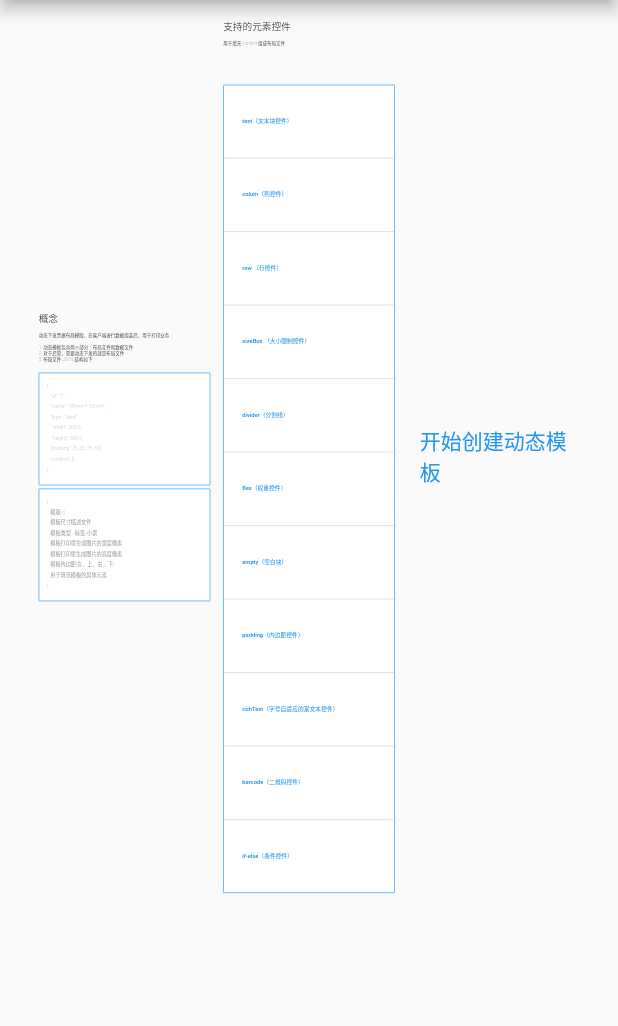
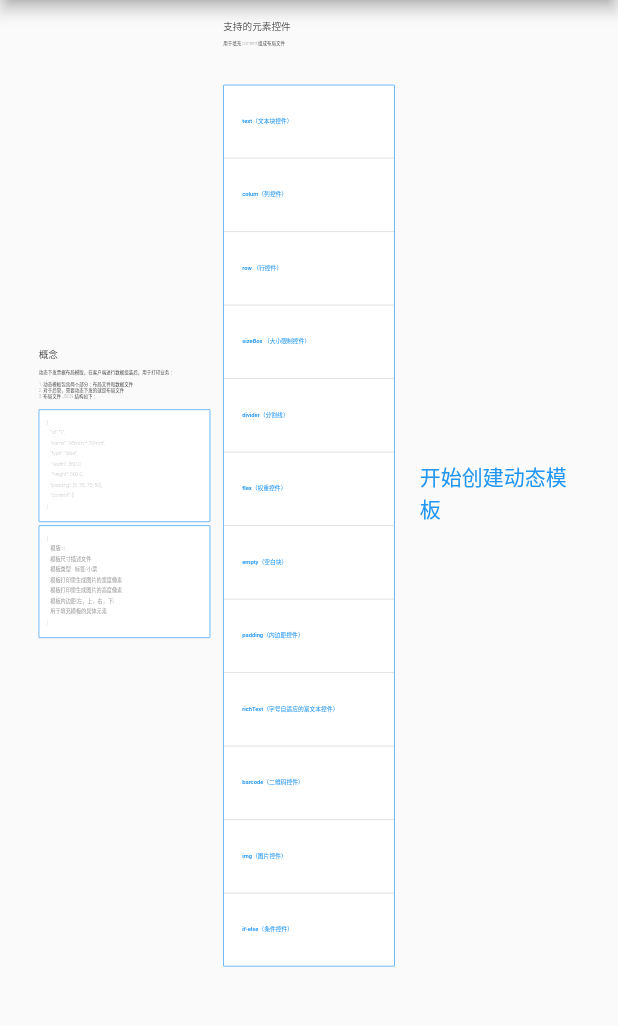
Before and after one commit to liyufengrex/flutter_json_layout, a Flutter app: the screen it shows after launch, on a phone screen of 412 x 824 dp, the part 84-1110 px from its top. Run offline on Flutter 3.47's test engine with Material 2 defaults, Android fonts, the phone set to English and light mode, and no system bars; our stand-ins replace auto_size_text, barcode_widget, cached_network_image, flutter_screenutil; missing offline and left inert: dart:html, pd_dart_json.

Commit message:
支持图片元素

```diff
--- a/example/lib/api/api_config.dart
+++ b/example/lib/api/api_config.dart
@@ -9,6 +9,7 @@ enum ApiEnum {
   padding,
   richText,
   barcode,
+  img,
   ifElse,
 }
 
@@ -35,6 +36,8 @@ extension ExApiEnum on ApiEnum {
         return 'richText';
       case ApiEnum.barcode:
         return 'barcode';
+      case ApiEnum.img:
+        return 'img';
       case ApiEnum.ifElse:
         return 'if-else';
     }
@@ -62,6 +65,8 @@ extension ExApiEnum on ApiEnum {
         return 'richText（字号自适应的富文本控件）';
       case ApiEnum.barcode:
         return 'barcode（二维码控件）';
+      case ApiEnum.img:
+        return 'img（图片控件）';
       case ApiEnum.ifElse:
         return 'if-else（条件控件）';
     }
@@ -154,6 +159,12 @@ extension ExApiEnum on ApiEnum {
 	      . width: 二维码的像素宽度
 	      . height: 二维码的像素高度
 	      . text: 文本控件，内容为二维码的内容体
+        ''';
+      case ApiEnum.img:
+        return '''
+	      . width: 图片的像素宽度
+	      . height: 图片的像素高度
+	      . url: 图片的网络路径
         ''';
       case ApiEnum.ifElse:
         return '''
@@ -438,6 +449,15 @@ extension ExApiEnum on ApiEnum {
         }
       }
         ''';
+      case ApiEnum.img:
+        return '''
+      {
+        "type": "img",
+        "width": 100,
+        "height": 100,
+        "url": "https://pd-saas-oss.pin-dao.cn/tenantadmin/1661152305171.jpg"
+      }
+        ''';
       case ApiEnum.ifElse:
         return '''
       {
--- a/example/lib/widget/module_api_list_widget.dart
+++ b/example/lib/widget/module_api_list_widget.dart
@@ -19,6 +19,7 @@ class ModuleApiListWidget extends StatelessWidget {
     ApiEnum.padding,
     ApiEnum.richText,
     ApiEnum.barcode,
+    ApiEnum.img,
     ApiEnum.ifElse,
   ];
 
--- a/lib/flutter_json_layout.dart
+++ b/lib/flutter_json_layout.dart
@@ -12,6 +12,7 @@ export 'src/element/rich_element.dart';
 export 'src/element/row_element.dart';
 export 'src/element/size_element.dart';
 export 'src/element/text_element.dart';
+export 'src/element/img_element.dart';
 export 'src/factory/dynamic_temp_factory.dart';
 export 'src/data_mapping/data_mapping_interface.dart';
 export 'src/dynamic_json_layout.dart';
--- a/lib/src/dynamic_json_layout.dart
+++ b/lib/src/dynamic_json_layout.dart
@@ -80,5 +80,3 @@ class DynamicJsonBuilder extends DynamicTempFactory<PDDartJson> {
     );
   }
 }
-
-// 数据映射
--- a/lib/src/element/base/base_element.dart
+++ b/lib/src/element/base/base_element.dart
@@ -42,5 +42,6 @@ enum DynamicElementType {
   divider,
   padding,
   barcode,
+  img,
   ifElse, //逻辑操作元素
 }
--- a/lib/src/element/extension/element_extension.dart
+++ b/lib/src/element/extension/element_extension.dart
@@ -25,6 +25,8 @@ extension ExDynamicElementType on DynamicElementType {
         return 'padding';
       case DynamicElementType.barcode:
         return 'barcode';
+      case DynamicElementType.img:
+        return 'img';
       case DynamicElementType.ifElse:
         return 'if-else';
     }
--- a/lib/src/factory/dynamic_element_parse_tool.dart
+++ b/lib/src/factory/dynamic_element_parse_tool.dart
@@ -8,6 +8,7 @@ import '../element/divider_element.dart';
 import '../element/empty_element.dart';
 import '../element/flex_element.dart';
 import '../element/if_else_element.dart';
+import '../element/img_element.dart';
 import '../element/padding_element.dart';
 import '../element/rich_element.dart';
 import '../element/row_element.dart';
@@ -116,6 +117,9 @@ abstract class DynamicElementParseTool {
     } else if (type == DynamicElementType.barcode.key) {
       //二维码
       return BarcodeContainer.fromMap(json);
+    } else if (type == DynamicElementType.img.key) {
+      //图片
+      return ImgContainer.fromMap(json);
     } else if (type == DynamicElementType.ifElse.key) {
       //if - else 条件判断
       return IfElseCandidate.fromMap(json);
--- a/pubspec.yaml
+++ b/pubspec.yaml
@@ -12,6 +12,7 @@ dependencies:
     sdk: flutter
   uuid: ^3.0.7
   auto_size_text: 3.0.0
+  cached_network_image: ^3.2.3
   flutter_screenutil: 5.6.1
   pd_dart_json:
     git:
```
Also changed, not shown: lib/src/element/img_element.dart (added, +42 -0 lines), lib/src/factory/dynamic_temp_factory.dart (+29 -0 lines), lib/src/widget/web/original_ui.dart (added, +8 -0 lines), lib/src/widget/web/real_ui.dart (added, +13 -0 lines), lib/src/widget/web/web_image_widget.dart (added, +32 -0 lines), 3 other files.
